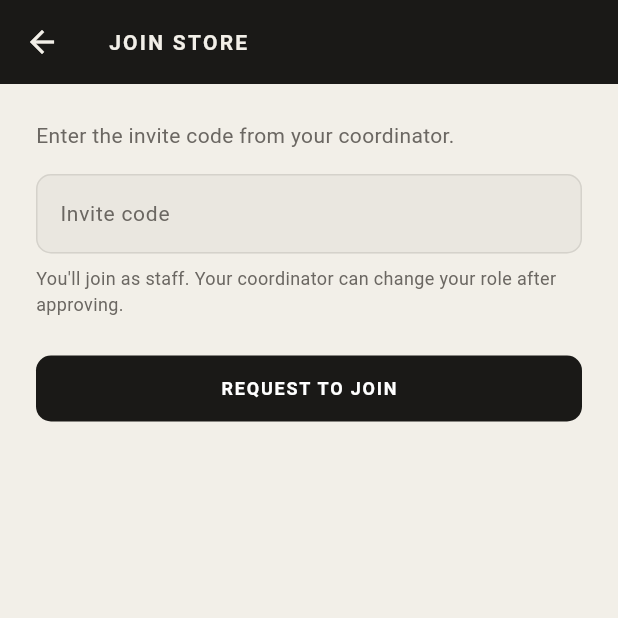
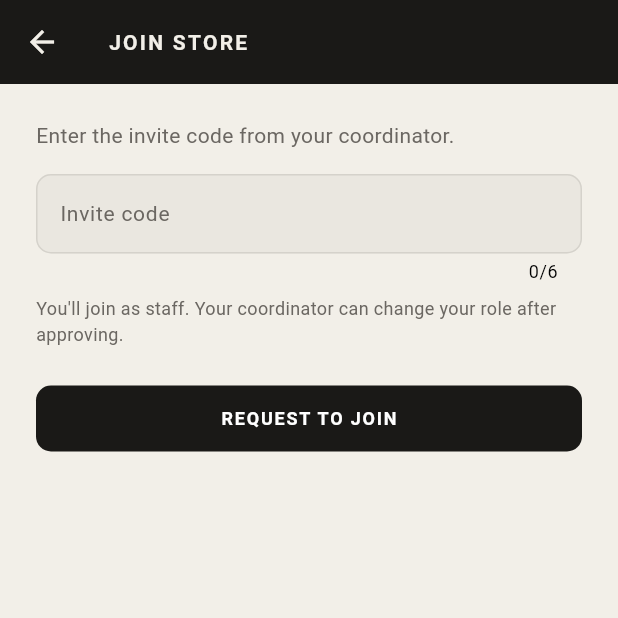
Before and after one commit to vanrobbins/Merch-Mobile, a Flutter app: the screen it shows once a user with an empty profile is signed in, after a tap on "JOIN WITH INVITE CODE", on a phone screen of 412 x 824 dp, the top half of it. Run offline on Flutter 3.47's test engine with Material 3 defaults, Android fonts, the phone set to English and light mode, and no system bars; our stand-ins replace cached_network_image, cloud_firestore, cloud_functions, connectivity_plus, firebase_auth, firebase_core and 9 more; accounts and stored records are empty; generated files the repository leaves out were written again; network calls fail.

Commit message:
fix: address code review findings
- login_screen: sign-up branch shows "email already in use" instead of
  the login-specific "invalid email or password" message
- storage.rules: split write into create/update (uid-scoped, size/type
  limited) vs delete (any active member) so coordinators can clean up
  other users' photos
- store_provider: restore try/catch around per-store fetches so a stale
  or inaccessible storeId skips silently instead of surfacing an error
- join_store_screen: restore maxLength:6 and auto-uppercase formatter
  lost during MmTextField migration

Co-Authored-By: Claude Sonnet 4.6 <noreply@anthropic.com>

```diff
--- a/lib/core/providers/store_provider.dart
+++ b/lib/core/providers/store_provider.dart
@@ -85,8 +85,10 @@ Stream<List<Store>> myStores(Ref ref) {
 
     final stores = <Store>[];
     for (final storeId in storeIds) {
-      final storeSnap = await FirestoreRefs.store(storeId).get();
-      if (storeSnap.exists) stores.add(StoreFirestore.fromDoc(storeSnap));
+      try {
+        final storeSnap = await FirestoreRefs.store(storeId).get();
+        if (storeSnap.exists) stores.add(StoreFirestore.fromDoc(storeSnap));
+      } catch (_) {}
     }
     return stores;
   });
--- a/lib/features/auth/login_screen.dart
+++ b/lib/features/auth/login_screen.dart
@@ -53,7 +53,9 @@ class _LoginScreenState extends ConsumerState<LoginScreen> {
     final activeState = _isSignUp ? signUpState : loginState;
 
     final error = activeState.hasError
-        ? 'Invalid email or password. Please try again.'
+        ? (_isSignUp
+            ? 'That email is already in use. Try signing in instead.'
+            : 'Invalid email or password. Please try again.')
         : _confirmError;
     final isLoading = activeState.isLoading;
 
--- a/lib/features/store/join_store_screen.dart
+++ b/lib/features/store/join_store_screen.dart
@@ -1,5 +1,6 @@
 import 'package:cloud_functions/cloud_functions.dart';
 import 'package:flutter/material.dart';
+import 'package:flutter/services.dart';
 import 'package:flutter_riverpod/flutter_riverpod.dart';
 import 'package:go_router/go_router.dart';
 import '../../core/providers/store_provider.dart';
@@ -78,6 +79,11 @@ class _JoinStoreScreenState extends ConsumerState<JoinStoreScreen> {
             MmTextField(
               label: 'Invite code',
               controller: _codeCtrl,
+              maxLength: 6,
+              inputFormatters: [
+                TextInputFormatter.withFunction((_, v) =>
+                    v.copyWith(text: v.text.toUpperCase())),
+              ],
             ),
             if (_error != null) ...[
               const SizedBox(height: DesignTokens.spaceXs),
```
Also changed, not shown: 1 other file.
